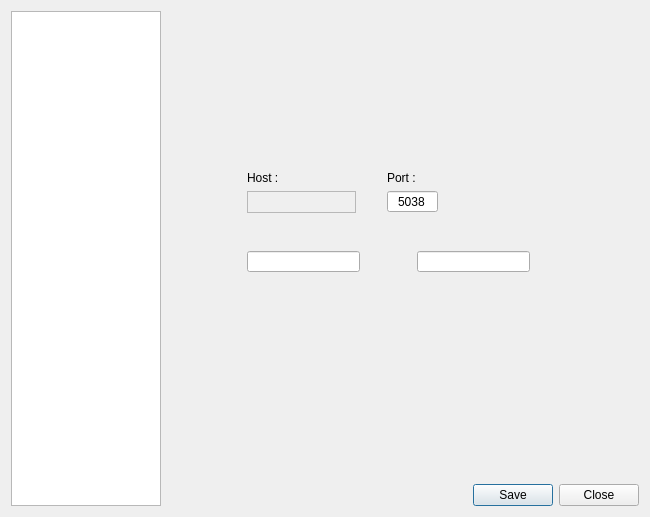
Qt form src/settings.ui (brestows/voipmanager) before a commit.
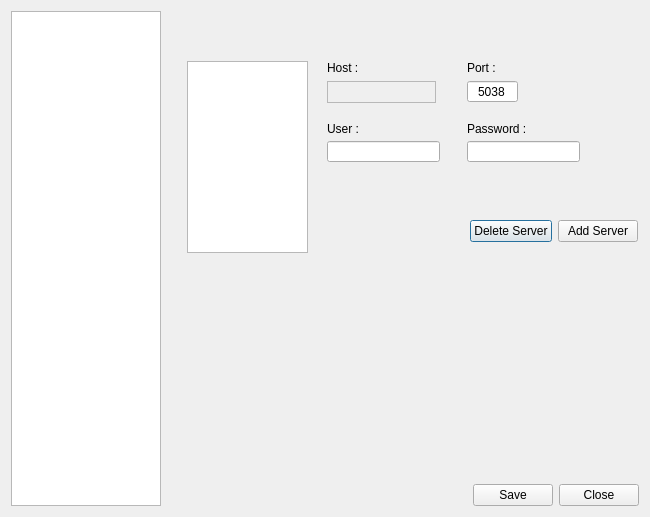
The same form after that commit. Custom widgets are drawn as their Qt base class.

The edit to the form file:
```diff
--- a/src/settings.ui
+++ b/src/settings.ui
@@ -45,8 +45,8 @@
         <widget class="IPCtrl" name="txtHostVoIP">
          <property name="geometry">
           <rect>
-           <x>80</x>
-           <y>180</y>
+           <x>160</x>
+           <y>70</y>
            <width>109</width>
            <height>22</height>
           </rect>
@@ -61,8 +61,8 @@
         <widget class="QLineEdit" name="txtPortVoIP">
          <property name="geometry">
           <rect>
-           <x>220</x>
-           <y>180</y>
+           <x>300</x>
+           <y>70</y>
            <width>51</width>
            <height>21</height>
           </rect>
@@ -77,8 +77,8 @@
         <widget class="QLabel" name="label_2">
          <property name="geometry">
           <rect>
-           <x>80</x>
-           <y>160</y>
+           <x>160</x>
+           <y>50</y>
            <width>52</width>
            <height>13</height>
           </rect>
@@ -90,8 +90,8 @@
         <widget class="QLabel" name="label_7">
          <property name="geometry">
           <rect>
-           <x>220</x>
-           <y>160</y>
+           <x>300</x>
+           <y>50</y>
            <width>52</width>
            <height>13</height>
           </rect>
@@ -103,8 +103,8 @@
         <widget class="QLineEdit" name="txtUserNameVoIP">
          <property name="geometry">
           <rect>
-           <x>80</x>
-           <y>240</y>
+           <x>160</x>
+           <y>130</y>
            <width>113</width>
            <height>21</height>
           </rect>
@@ -113,8 +113,8 @@
         <widget class="QLineEdit" name="txtPassVoIP">
          <property name="geometry">
           <rect>
-           <x>250</x>
-           <y>240</y>
+           <x>300</x>
+           <y>130</y>
            <width>113</width>
            <height>21</height>
           </rect>
@@ -123,6 +123,81 @@
           <enum>QLineEdit::Password</enum>
          </property>
         </widget>
+        <widget class="QListWidget" name="lstServer">
+         <property name="geometry">
+          <rect>
+           <x>20</x>
+           <y>50</y>
+           <width>121</width>
+           <height>192</height>
+          </rect>
+         </property>
+        </widget>
+        <widget class="QWidget" name="horizontalLayoutWidget">
+         <property name="geometry">
+          <rect>
+           <x>160</x>
+           <y>200</y>
+           <width>311</width>
+           <height>41</height>
+          </rect>
+         </property>
+         <layout class="QHBoxLayout" name="horizontalLayout_4">
+          <item>
+           <spacer name="horizontalSpacer_2">
+            <property name="orientation">
+             <enum>Qt::Horizontal</enum>
+            </property>
+            <property name="sizeHint" stdset="0">
+             <size>
+              <width>40</width>
+              <height>20</height>
+             </size>
+            </property>
+           </spacer>
+          </item>
+          <item>
+           <widget class="QPushButton" name="cmdDelServer">
+            <property name="text">
+             <string>Delete Server</string>
+            </property>
+           </widget>
+          </item>
+          <item>
+           <widget class="QPushButton" name="cmdAddServer">
+            <property name="text">
+             <string>Add Server</string>
+            </property>
+           </widget>
+          </item>
+         </layout>
+        </widget>
+        <widget class="QLabel" name="label_8">
+         <property name="geometry">
+          <rect>
+           <x>160</x>
+           <y>110</y>
+           <width>101</width>
+           <height>16</height>
+          </rect>
+         </property>
+         <property name="text">
+          <string>User :</string>
+         </property>
+        </widget>
+        <widget class="QLabel" name="label_9">
+         <property name="geometry">
+          <rect>
+           <x>300</x>
+           <y>110</y>
+           <width>101</width>
+           <height>16</height>
+          </rect>
+         </property>
+         <property name="text">
+          <string>Password :</string>
+         </property>
+        </widget>
        </widget>
        <widget class="QWidget" name="areaCdr">
         <layout class="QHBoxLayout" name="horizontalLayout_3">
```
Left out of the diff: 43 changed lines with no effect on the pictures.
